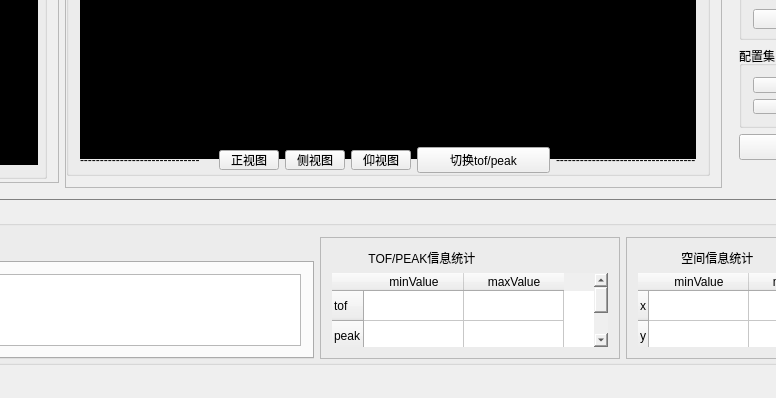
Qt form mainwindow.ui (heathen557/show3DPointCloud) before a commit; both pictures show x 384 to 1160 and y 408 to 806 of the 1335 by 806 pixel window.
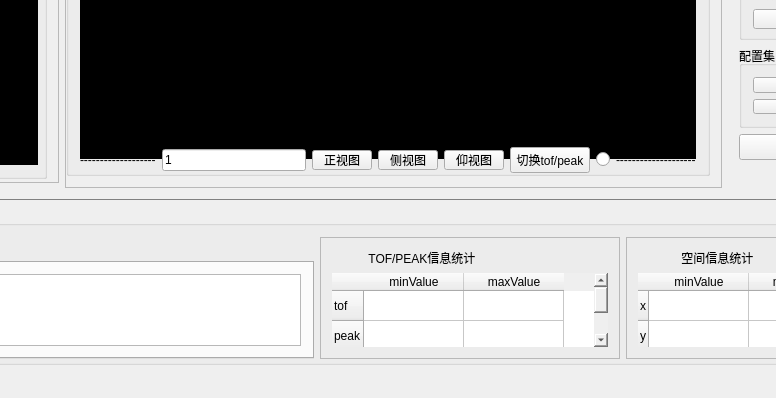
The same form after that commit. Icons and pictures are not drawn. Custom widgets are drawn as their Qt base class.

Diff of the .ui file:
```diff
--- a/mainwindow.ui
+++ b/mainwindow.ui
@@ -224,7 +224,14 @@
                  <item>
                   <widget class="QLabel" name="label_6">
                    <property name="text">
-                    <string>------------------------------</string>
+                    <string>-------------------</string>
+                   </property>
+                  </widget>
+                 </item>
+                 <item>
+                  <widget class="QLineEdit" name="gainImage_lineEdit">
+                   <property name="text">
+                    <string>1</string>
                    </property>
                   </widget>
                  </item>
@@ -278,10 +285,17 @@
                    </property>
                   </widget>
                  </item>
+                 <item>
+                  <widget class="QRadioButton" name="radioButton">
+                   <property name="text">
+                    <string/>
+                   </property>
+                  </widget>
+                 </item>
                  <item>
                   <widget class="QLabel" name="label_10">
                    <property name="text">
-                    <string>-----------------------------------</string>
+                    <string>--------------------</string>
                    </property>
                   </widget>
                  </item>
```
